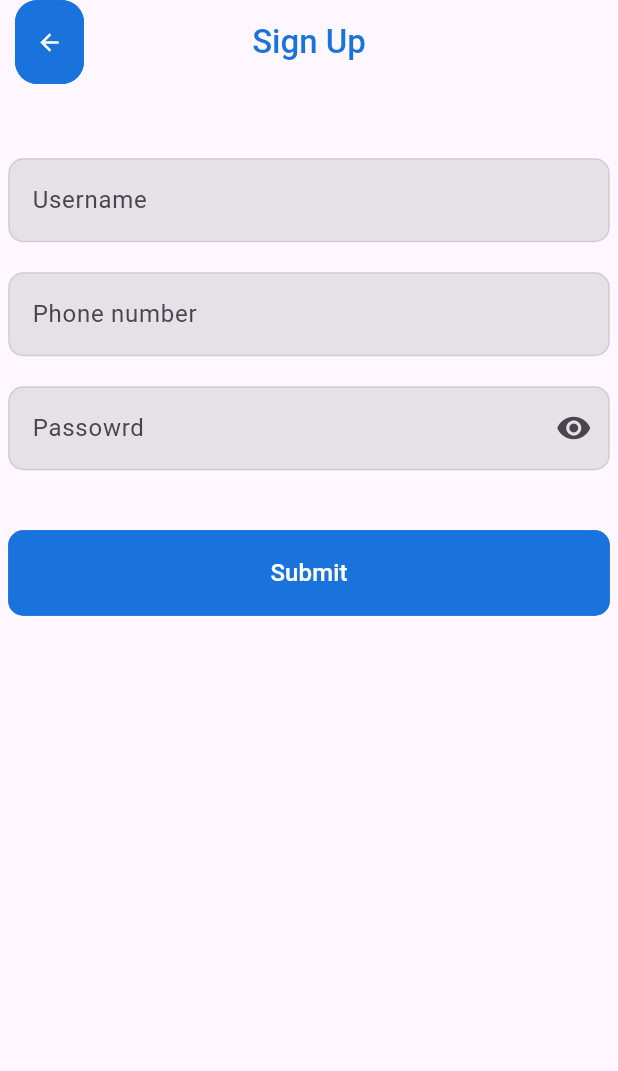
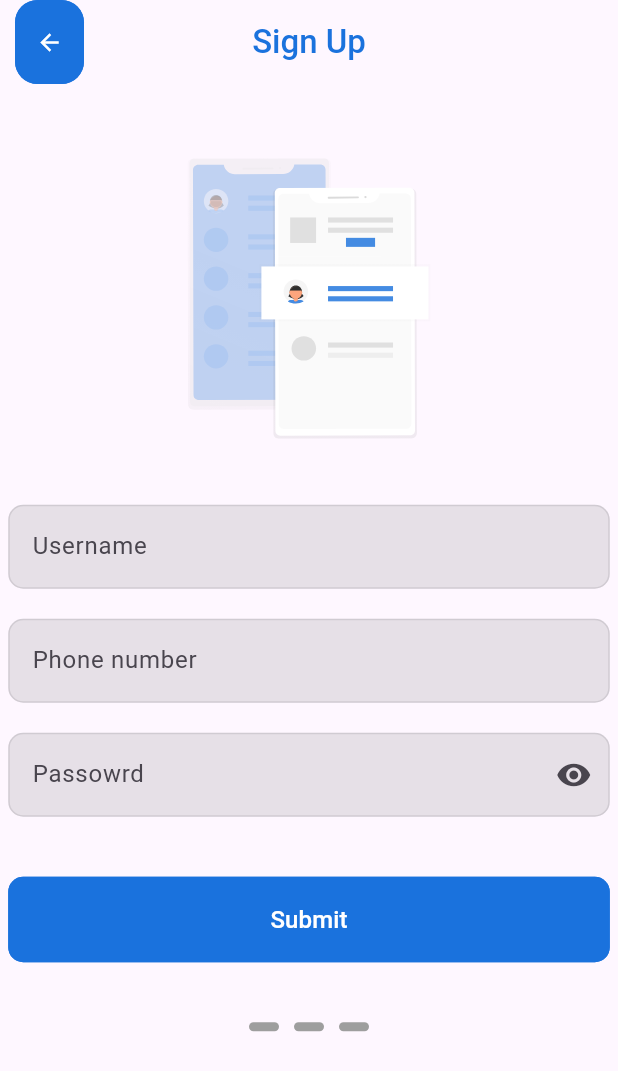
Before and after one commit to gustavosantaella/inventory, a Flutter app: the Register screen opened by its route, on a phone screen of 412 x 824 dp. Shown: the top 1071 px of the screen. Run offline on Flutter 3.47's test engine with Material 3 defaults, Android fonts, the phone set to English and light mode, and no system bars; our stand-ins replace flutter_svg.

Commit message:
feat: add svg to register screen

```diff
--- a/point_of_sales/lib/helpers/height.dart
+++ b/point_of_sales/lib/helpers/height.dart
@@ -5,3 +5,9 @@ SizedBox height(double height) {
     height: height,
   );
 }
+
+SizedBox width(double width) {
+  return SizedBox(
+    width: width,
+  );
+}
--- a/point_of_sales/lib/modules/auth/screens/register.dart
+++ b/point_of_sales/lib/modules/auth/screens/register.dart
@@ -1,4 +1,6 @@
 import 'package:flutter/material.dart';
+import 'package:flutter/widgets.dart';
+import 'package:flutter_svg/svg.dart';
 import 'package:point_of_sales/config/constants.dart';
 import 'package:point_of_sales/helpers/height.dart';
 import 'package:point_of_sales/helpers/lang.dart';
@@ -8,6 +10,7 @@ import 'package:point_of_sales/helpers/styles/text.dart';
 import 'package:point_of_sales/widgets/ads/main_ad.dart';
 import 'package:point_of_sales/widgets/app_bar_back_button.dart';
 import 'package:point_of_sales/widgets/input.dart';
+import 'package:point_of_sales/widgets/line.dart';
 
 class Register extends StatefulWidget {
   const Register({super.key});
@@ -39,6 +42,8 @@ class _Register extends State<Register> {
           child: Column(
             children: [
               height(44),
+              SvgPicture.asset("assets/3.svg"),
+              height(44),
               POSInput(
                 label: lang("Username"),
               ),
@@ -59,7 +64,16 @@ class _Register extends State<Register> {
                   text: lang("Submit"),
                   onPressed: () async {
                     await Navigator.popAndPushNamed(context, "/home");
-                  })
+                  }),
+              height(40),
+              Wrap(
+                spacing: 10,
+                children: [
+                  line(),
+                  line(),
+                  line(),
+                ],
+              )
             ],
           ),
         ),
```
